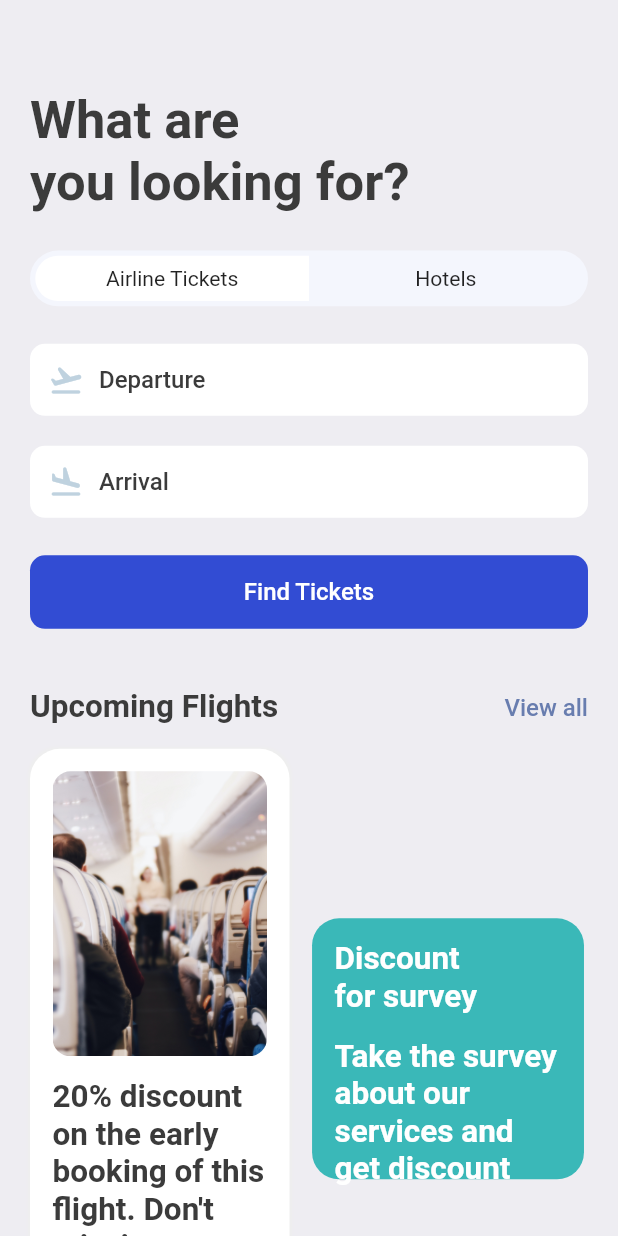
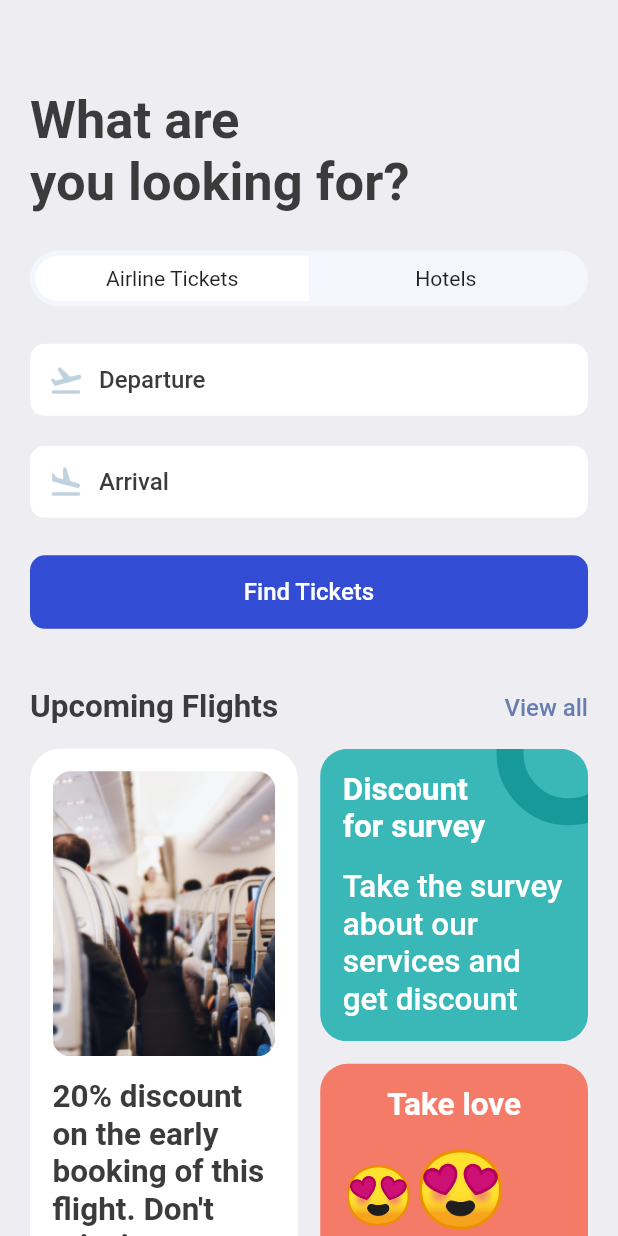
Before and after one commit to nhuthq/booktickets_flutter, a Flutter app: the SearchScreen screen opened directly, on a phone screen of 412 x 824 dp. Run offline on Flutter 3.47's test engine with Material 2 defaults, Android fonts, the phone set to English and light mode, and no system bars; our stand-ins replace fluentui_system_icons, gap, get.

Commit message:
finish Search screen

```diff
--- a/booktickets/lib/screens/search_screen.dart
+++ b/booktickets/lib/screens/search_screen.dart
@@ -93,8 +93,13 @@ class SearchScreen extends StatelessWidget {
               title: "Upcoming Flights", subTitle: "View all"),
           Gap(AppLayout.getHeight(15)),
           Row(
+            crossAxisAlignment: CrossAxisAlignment.start,
+            mainAxisAlignment: MainAxisAlignment.spaceBetween,
             children: [
               Container(
+                // height: AppLayout.getHeight(400),
+                width: (size.width * 0.5) - 27.5,
+                padding: const EdgeInsets.all(15),
                 decoration: BoxDecoration(
                     color: Colors.white,
                     borderRadius: BorderRadius.circular(AppLayout.getWidth(20)),
@@ -104,9 +109,6 @@ class SearchScreen extends StatelessWidget {
                           blurRadius: 1,
                           spreadRadius: 1),
                     ]),
-                padding: const EdgeInsets.all(15),
-                height: AppLayout.getHeight(400),
-                width: size.width * 0.42,
                 child: Column(
                   children: [
                     Container(
@@ -125,16 +127,18 @@ class SearchScreen extends StatelessWidget {
                     Text(
                       "20% discount on the early booking of this flight. Don't missing",
                       style: Styles.headLineStyle2,
-                    )
+                    ),
                   ],
                 ),
               ),
               Gap(AppLayout.getHeight(15)),
               Column(
+                mainAxisAlignment: MainAxisAlignment.spaceBetween,
+                children: [
+                  Stack(
                     children: [
                       Container(
-                    width: size.width * 0.44,
-                    height: AppLayout.getHeight(174),
+                        width: (size.width * 0.5) - 27.5,
                         padding: EdgeInsets.symmetric(
                             vertical: AppLayout.getHeight(15),
                             horizontal: AppLayout.getWidth(15)),
@@ -148,19 +152,72 @@ class SearchScreen extends StatelessWidget {
                             Text(
                               'Discount\nfor survey',
                               style: Styles.headLineStyle2.copyWith(
-                              fontWeight: FontWeight.bold, color: Colors.white),
+                                  fontWeight: FontWeight.bold,
+                                  color: Colors.white),
                             ),
                             Gap(AppLayout.getHeight(15)),
                             Text(
                               'Take the survey about our services and get discount',
                               style: Styles.headLineStyle2.copyWith(
-                              fontWeight: FontWeight.bold, color: Colors.white),
+                                  fontWeight: FontWeight.w500,
+                                  color: Colors.white),
                             ),
                           ],
                         ),
-                  )
+                      ),
+                      Positioned(
+                          right: -35,
+                          top: -45,
+                          child: Container(
+                            padding: EdgeInsets.all(AppLayout.getHeight(30)),
+                            decoration: BoxDecoration(
+                                shape: BoxShape.circle,
+                                border: Border.all(
+                                    width: 18, color: const Color(0xFF189999)),
+                                color: Colors.transparent),
+                          ))
                     ],
-              )
+                  ),
+                  Gap(AppLayout.getHeight(15)),
+                  Container(
+                    width: (size.width * 0.5) - 27.5,
+                    padding: EdgeInsets.symmetric(
+                      vertical: AppLayout.getHeight(15),
+                      horizontal: AppLayout.getWidth(15),
+                    ),
+                    decoration: BoxDecoration(
+                        color: Styles.orangeColor,
+                        borderRadius: BorderRadiusDirectional.circular(
+                            AppLayout.getHeight(18))),
+                    child: Column(
+                      children: [
+                        Text(
+                          "Take love",
+                          style: Styles.headLineStyle2.copyWith(
+                              color: Colors.white, fontWeight: FontWeight.bold),
+                          textAlign: TextAlign.center,
+                        ),
+                        Gap(AppLayout.getHeight(15)),
+                        RichText(
+                            text: const TextSpan(children: [
+                          TextSpan(
+                            text: "😍",
+                            style: TextStyle(fontSize: 38),
+                          ),
+                          TextSpan(
+                            text: "😍",
+                            style: TextStyle(fontSize: 50),
+                          ),
+                          TextSpan(
+                            text: "😍",
+                            style: TextStyle(fontSize: 38),
+                          ),
+                        ]))
+                      ],
+                    ),
+                  ),
+                ],
+              ),
             ],
           )
         ],
--- a/booktickets/pubspec.yaml
+++ b/booktickets/pubspec.yaml
@@ -37,6 +37,7 @@ dependencies:
   fluentui_system_icons: ^1.1.198
   get:
   gap: ^2.0.0
+  auto_size_text: ^3.0.0
 
 dev_dependencies:
   flutter_test:
```
Also changed, not shown: booktickets/pubspec.lock. Lines whose indentation alone changed are shown as unchanged.
